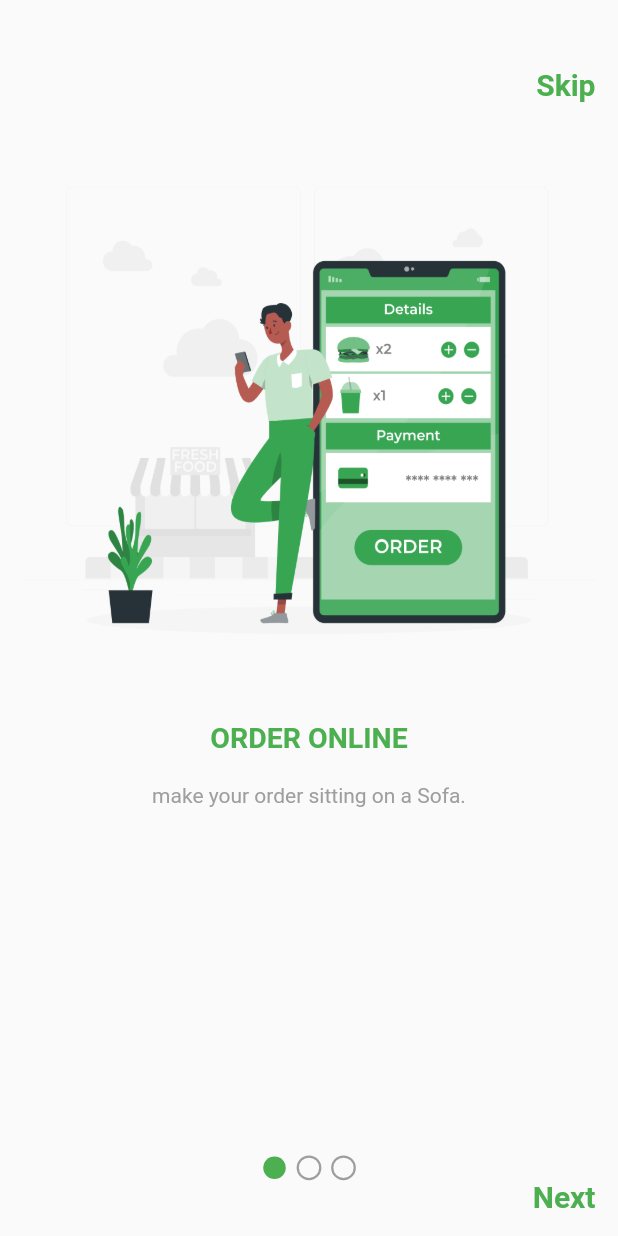
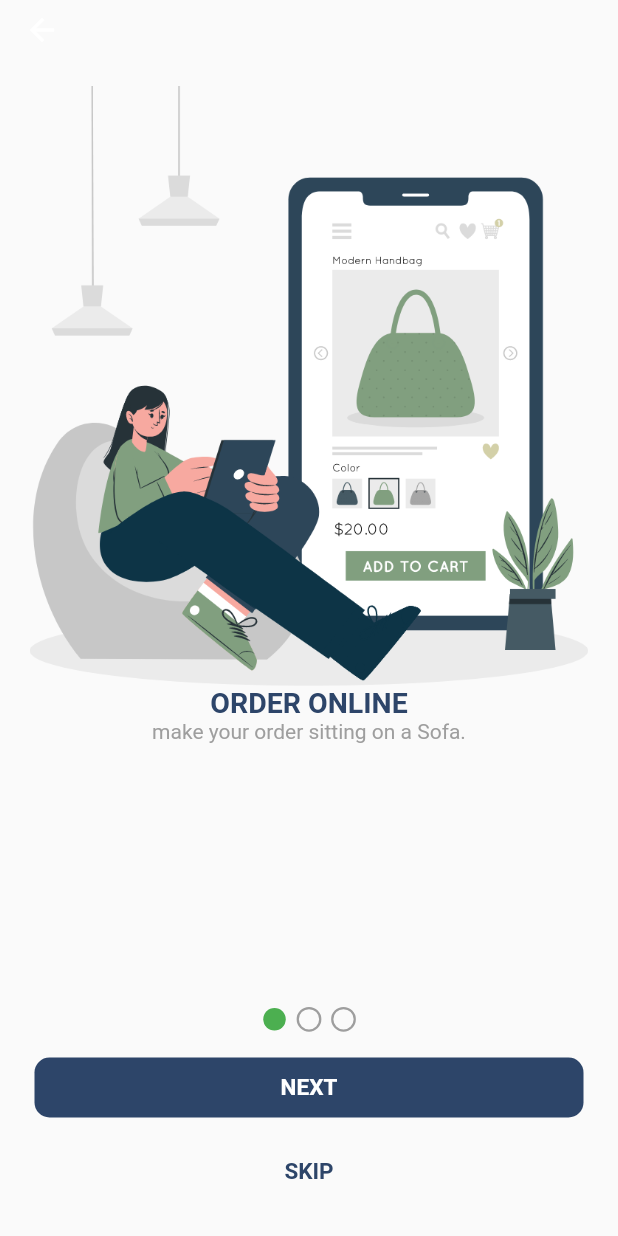
Before and after one commit to RanaElsonbaty/E_commerce_app, a Flutter app: the BoardingScreen screen opened directly, on a phone screen of 412 x 824 dp. Run offline on Flutter 3.47's test engine with Material 2 defaults, Android fonts, the phone set to English and light mode, and no system bars; drawn by our look-alikes of smooth_page_indicator; our stand-ins replace bloc, flutter_bloc, flutter_screenutil, shared_preferences; accounts and stored records are empty; network calls fail.

Commit message:
initial code

```diff
--- a/lib/main.dart
+++ b/lib/main.dart
@@ -1,6 +1,6 @@
 import 'package:ecommerce_app/layout/layout_cubit/layout_cubit.dart';
+import 'package:ecommerce_app/layout/layout_screen.dart';
 import 'package:ecommerce_app/modules/auth_screens/auth_cubit/auth_cubit.dart';
-import 'package:ecommerce_app/modules/auth_screens/login_screen.dart';
 import 'package:ecommerce_app/modules/boarding_screens/boarding_screen.dart';
 import 'package:ecommerce_app/shared/constants/constants.dart';
 import 'package:ecommerce_app/shared/network/local_network.dart';
@@ -37,7 +37,7 @@ class MyApp extends StatelessWidget {
           ],
           child: MaterialApp(
               debugShowCheckedModeBanner: false,
-              home: token != null ? const BoardingScreen() : LoginScreen()
+              home: token != null ? const LayoutScreen() :  const BoardingScreen()
           ),
         );
       },
--- a/lib/models/boarding_model.dart
+++ b/lib/models/boarding_model.dart
@@ -8,7 +8,7 @@ class BoardingModel
 
 List<BoardingModel> boardingItems =
 [
-  BoardingModel("images/onboarding1.png", "ORDER ONLINE", "make your order sitting on a Sofa."),
-  BoardingModel("images/onboarding2.png", "M-COMMERCE", "Download our application and buy using your phone or laptop"),
-  BoardingModel("images/onboarding3.png", "DELIVERY SERVICES", "Modern delivering technologies"),
+  BoardingModel("images/Group 108.png", "ORDER ONLINE", "make your order sitting on a Sofa."),
+  BoardingModel("images/60.png", "E-COMMERCE", "Download our application and buy using your phone or laptop"),
+  BoardingModel("images/Group 131.png", "DELIVERY SERVICES", "Modern delivering technologies"),
 ];
--- a/lib/modules/auth_screens/auth_cubit/auth_cubit.dart
+++ b/lib/modules/auth_screens/auth_cubit/auth_cubit.dart
@@ -1,5 +1,6 @@
 import 'dart:convert';
 import 'package:bloc/bloc.dart';
+import 'package:ecommerce_app/shared/constants/constants.dart';
 import 'package:ecommerce_app/shared/network/local_network.dart';
 import 'package:flutter/cupertino.dart';
 import 'package:http/http.dart' as http;
@@ -61,8 +62,9 @@ class AuthCubit extends Cubit<AuthStates>{
         var responseData = jsonDecode(response.body);
         if( responseData['status'] == true )
         {
-          await CacheNetwork.insertToCache(key: "token", value: responseData['data']['token']);
-          await CacheNetwork.insertToCache(key: "password", value: password);
+           await CacheNetwork.insertToCache(key: "token", value: responseData['data']['token']);
+           token = await CacheNetwork.getCacheData(key: 'token');
+           await CacheNetwork.insertToCache(key: "password", value: password);
           emit(LoginSuccessState());
         }
         else
--- a/lib/modules/auth_screens/register_screen.dart
+++ b/lib/modules/auth_screens/register_screen.dart
@@ -1,15 +1,13 @@
-import 'package:ecommerce_app/layout/layout_screen.dart';
 import 'package:ecommerce_app/modules/auth_screens/login_screen.dart';
-import 'package:ecommerce_app/modules/boarding_screens/boarding_screen.dart';
 import 'package:ecommerce_app/modules/widgets/alert_dialog.dart';
 import 'package:ecommerce_app/shared/style/colors.dart';
 import 'package:flutter/cupertino.dart';
 import 'package:flutter/material.dart';
 import 'package:flutter_bloc/flutter_bloc.dart';
 import 'package:flutter_screenutil/flutter_screenutil.dart';
-import '../home_screen/home_screen.dart';
 import 'auth_cubit/auth_cubit.dart';
 import 'auth_cubit/auth_states.dart';
+
 class RegisterScreen extends StatelessWidget {
   final emailController = TextEditingController();
   final phoneController = TextEditingController();
@@ -52,7 +50,7 @@ class RegisterScreen extends StatelessWidget {
         else if ( state is RegisterSuccessState )
         {
           Navigator.pop(context);
-          Navigator.pushReplacement(context, MaterialPageRoute(builder: (context)=> const BoardingScreen()));
+          Navigator.pushReplacement(context, MaterialPageRoute(builder: (context)=>  LoginScreen()));
         }
       },
       builder: (context,state){
--- a/lib/modules/boarding_screens/boarding_screen.dart
+++ b/lib/modules/boarding_screens/boarding_screen.dart
@@ -1,5 +1,6 @@
-import 'package:ecommerce_app/layout/layout_screen.dart';
 import 'package:ecommerce_app/models/boarding_model.dart';
+import 'package:ecommerce_app/modules/auth_screens/register_screen.dart';
+import 'package:ecommerce_app/shared/style/colors.dart';
 import 'package:flutter/material.dart';
 import 'package:smooth_page_indicator/smooth_page_indicator.dart';
 
@@ -25,16 +26,6 @@ class _BoardingScreenState extends State<BoardingScreen> {
           crossAxisAlignment: CrossAxisAlignment.center,
           children:
           [
-            Align(
-              alignment: AlignmentDirectional.topEnd,
-              child: InkWell(
-                onTap: ()
-                {
-                  Navigator.pushReplacement(context, MaterialPageRoute(builder: (context)=>const LayoutScreen()));
-                },
-                child: const Text("Skip",style: TextStyle(color: Colors.green,fontWeight: FontWeight.bold,fontSize: 20),),
-              ),
-            ),
             Expanded(
               child: Container(
                 // color: Colors.grey,
@@ -53,8 +44,8 @@ class _BoardingScreenState extends State<BoardingScreen> {
                       children:
                       [
                         Image.asset(boardingItems[index].image,fit: BoxFit.fill,height: 400,),
-                        Text(boardingItems[index].title,style: const TextStyle(color: Colors.green,fontWeight: FontWeight.bold,fontSize: 19),),
-                        const SizedBox(height: 20,),
+                        Text(boardingItems[index].title,style: const TextStyle(color: mainColor,fontWeight: FontWeight.bold,fontSize: 19),),
+
                         Center(
                           child:Text(boardingItems[index].description,style: const TextStyle(color: Colors.grey)),
                         )
@@ -79,23 +70,62 @@ class _BoardingScreenState extends State<BoardingScreen> {
                   activeDotColor: Colors.green
               ),
             ),
-            Align(
-              alignment: AlignmentDirectional.topEnd,
+            const SizedBox(height: 10,),
+            Padding(
+              padding: const EdgeInsets.all(8.0),
               child: InkWell(
-                onTap: ()
-                {
+                onTap: () {
                        if( currentIndex < 2 )
                        {
                          pageController.nextPage(duration: const Duration(seconds: 1), curve: Curves.easeIn);
                        }
                        else
                        {
-                    Navigator.pushReplacement(context, MaterialPageRoute(builder: (context)=>const LayoutScreen()));
+                         Navigator.pushReplacement(context, MaterialPageRoute(builder: (context)=> RegisterScreen()));
                        }
                      },
-                child: const Text("Next",style: TextStyle(color: Colors.green,fontWeight: FontWeight.bold,fontSize: 20),),
+                child: Container(
+                  height:40 ,
+                  width: double.infinity,
+                  decoration:  BoxDecoration(
+                    borderRadius: BorderRadius.circular(10),
+                    color: mainColor
                   ),
-            )
+                  child: const Center(
+                    child: Text("NEXT",
+                    style: TextStyle(
+                      fontWeight: FontWeight.bold,
+                      fontSize: 15,
+                      color: Colors.white
+                    ),),
+                  ),
+                ),
+              ),
+            ),
+            Padding(
+              padding: const EdgeInsets.all(8.0),
+              child: InkWell(
+                onTap: () {
+                  Navigator.pushReplacement(context, MaterialPageRoute(builder: (context)=> RegisterScreen()));
+                },
+                child: Container(
+                  height: 40,
+                  width: double.infinity,
+                  decoration:  BoxDecoration(
+                    borderRadius: BorderRadius.circular(10),
+                  ),
+                  child: const Center(
+                    child: Text("SKIP",
+                      style: TextStyle(
+                          fontWeight: FontWeight.bold,
+                          fontSize: 15,
+                          color: mainColor
+                      ),),
+                  ),
+                ),
+              ),
+            ),
+
           ],
         ),
       ),
--- a/lib/modules/cart_screen/cart_screen.dart
+++ b/lib/modules/cart_screen/cart_screen.dart
@@ -14,9 +14,9 @@ class CartScreen extends StatelessWidget {
       listener: (context,state){},
       builder: (context,state){
         return Scaffold(
-            appBar: AppBar(title: const Text("Cart"),elevation:0,backgroundColor: Colors.transparent,foregroundColor: mainColor,),
+            appBar: AppBar(title: const Text("Cart"),elevation:0,backgroundColor: thirdColor,foregroundColor: mainColor,),
             body: cubit.cartData.isEmpty ?
-            const Center(child: Text("Loading...."),) :
+            const Center(child: Text("Empty",style: TextStyle(fontWeight: FontWeight.bold,fontSize: 20),),) :
             Padding(
               padding: const EdgeInsets.symmetric(horizontal: 12.5,vertical: 10),
               child: ListView.builder(
--- a/lib/modules/categories_screen/categories_screen.dart
+++ b/lib/modules/categories_screen/categories_screen.dart
@@ -1,5 +1,6 @@
 import 'package:ecommerce_app/layout/layout_cubit/layout_cubit.dart';
 import 'package:ecommerce_app/models/category_model.dart';
+import 'package:ecommerce_app/shared/style/colors.dart';
 import 'package:flutter/material.dart';
 import 'package:flutter_bloc/flutter_bloc.dart';
 
@@ -10,6 +11,7 @@ class CategoriesScreen extends StatelessWidget {
   Widget build(BuildContext context) {
     List<CategoryModel>categories=BlocProvider.of<LayoutCubit>(context).categoriesData;
     return  Scaffold(
+        appBar: AppBar(title: const Text("Categories"),elevation:0,backgroundColor: thirdColor,foregroundColor: mainColor,),
       body: Padding(padding: const EdgeInsets.symmetric(vertical: 8,horizontal: 12),
       child: GridView.builder(
         itemCount: categories.length,
--- a/lib/modules/change_password.dart
+++ b/lib/modules/change_password.dart
@@ -65,7 +65,7 @@ class ChangePasswordScreen extends StatelessWidget {
                       },
                       color: mainColor,
                       textColor: Colors.white,
-                      child: Text(state is ChangePasswordLoadingState ? "Loading....." : "Submit"),
+                      child: Text(state is ChangePasswordLoadingState ? "Loading" : "Submit"),
                     )
                   ],
                 ),
--- a/lib/modules/favorites_screen/favorites_screen.dart
+++ b/lib/modules/favorites_screen/favorites_screen.dart
@@ -13,9 +13,9 @@ class FavoritesScreen extends StatelessWidget {
       listener: (context,state){},
       builder: (context,state){
         return Scaffold(
-            appBar: AppBar(title: const Text("Favorites"),elevation:0,backgroundColor: Colors.transparent,foregroundColor: mainColor,),
+            appBar: AppBar(title: const Text("Favorites"),elevation:0,backgroundColor: thirdColor,foregroundColor: mainColor,),
             body: cubit.favoritesData.isEmpty ?
-            const Center(child: Text("Loading...."),) :
+            const Center(child: Text("Empty",style: TextStyle(fontWeight: FontWeight.bold,fontSize: 20),),) :
             Padding(
               padding: const EdgeInsets.symmetric(horizontal: 12.5,vertical: 10),
               child: ListView.builder(
--- a/lib/modules/profile_screen/profile_screen.dart
+++ b/lib/modules/profile_screen/profile_screen.dart
@@ -76,9 +76,7 @@ class ProfileScreen extends StatelessWidget{
                                     title: "Log out",
                                     onTap: ()
                                     {
-                                      //  لازم تبقا pudhReplacement
-                                      //run
-                                      //
+                                      cubit.bottomNavIndex=0;
                                       CacheNetwork.deleteCacheItem(key: 'token');
                                       Navigator.pushReplacement(context, MaterialPageRoute(builder: (context) => LoginScreen()));
                                  }
--- a/lib/modules/splash_screen/splash_screen.dart
+++ b/lib/modules/splash_screen/splash_screen.dart
@@ -1,5 +1,5 @@
+import 'package:ecommerce_app/modules/boarding_screens/boarding_screen.dart';
 import 'package:flutter/material.dart';
-import '../home_screen/home_screen.dart';
 
 class SplashScreen extends StatefulWidget {
   const SplashScreen({Key? key}) : super(key: key);
@@ -11,8 +11,8 @@ class SplashScreen extends StatefulWidget {
 class _SplashScreenState extends State<SplashScreen> {
   @override
   void initState() {
-    Future.delayed(const Duration(seconds: 5),(){
-      Navigator.pushReplacement(context, MaterialPageRoute(builder: (context)=>const HomeScreen()));
+    Future.delayed(const Duration(seconds: 3),(){
+      Navigator.pushReplacement(context, MaterialPageRoute(builder: (context)=>const BoardingScreen()));
     });
     // TODO: implement initState
     super.initState();
--- a/lib/modules/update_user_data_screen/update_user_data.dart
+++ b/lib/modules/update_user_data_screen/update_user_data.dart
@@ -74,7 +74,7 @@ class UpdateUserDataScreen extends StatelessWidget {
                       },
                       color: mainColor,
                       textColor: Colors.white,
-                      child: Text(state is UpdateUserDataLoadingState ? "Loading....." : "Update"),
+                      child: Text(state is UpdateUserDataLoadingState ? "Loading" : "Update"),
                     )
                   ],
                 ),
--- a/lib/shared/network/local_network.dart
+++ b/lib/shared/network/local_network.dart
@@ -1,4 +1,3 @@
-import 'package:ecommerce_app/modules/auth_screens/login_screen.dart';
 import 'package:shared_preferences/shared_preferences.dart';
 
 class CacheNetwork{
```
Also changed, not shown: lib/layout/layout_cubit/layout_cubit.dart (+5 -7 lines), images/60.png (added), images/Group 108.png (added), images/Group 131.png (added), images/onboarding1.png (deleted), images/onboarding2.png (deleted), images/onboarding3.png (deleted). Lines whose indentation alone changed are shown as unchanged.
